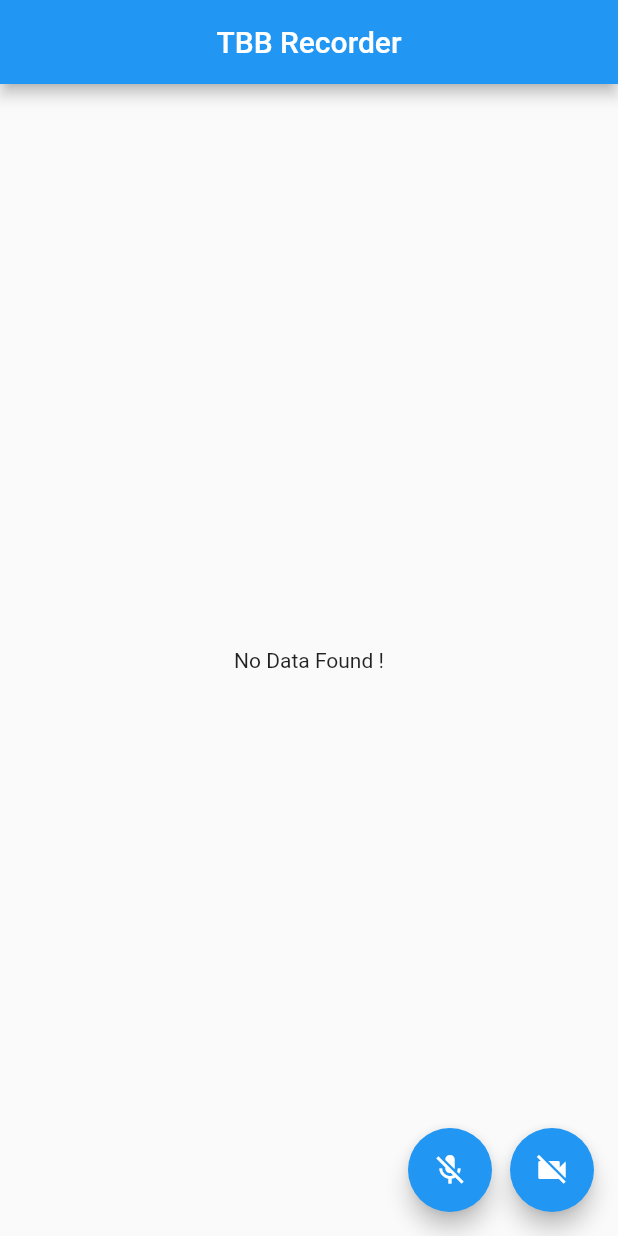
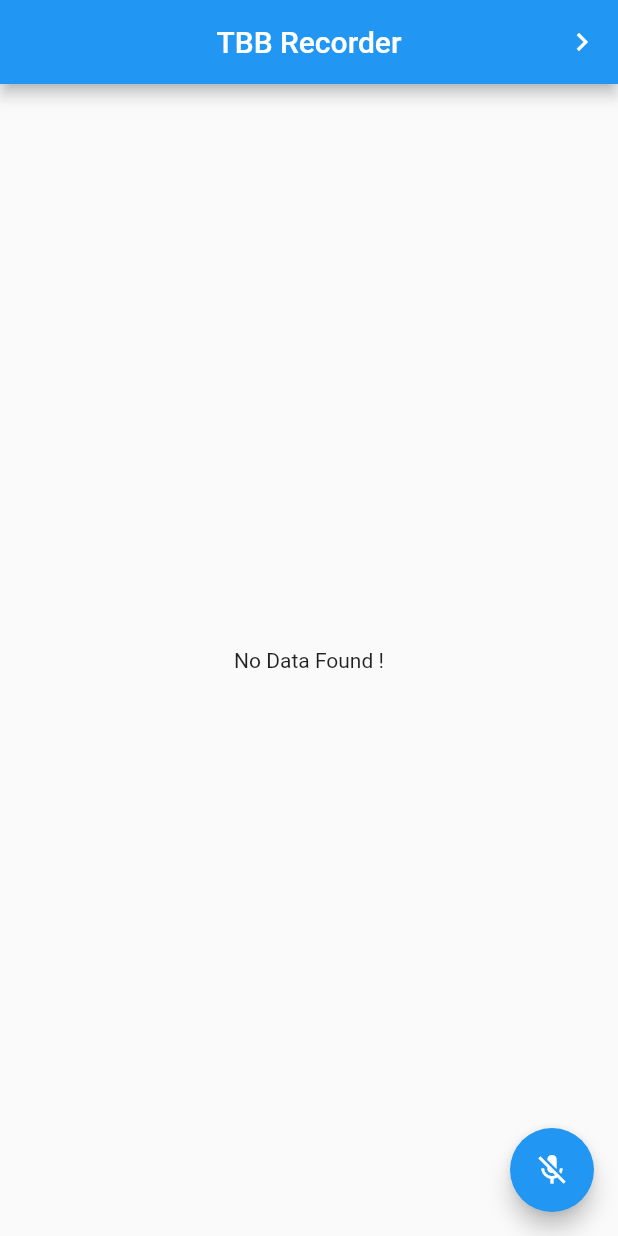
Before and after one commit to aniketsongara/audio_recorder_tbb, a Flutter app: the screen it shows after launch, after a tap on the "mic off" icon, on a phone screen of 412 x 824 dp. Run offline on Flutter 3.47's test engine with Material 2 defaults, Android fonts, the phone set to English and light mode, and no system bars; our stand-ins replace audioplayers, camera, file, permission_handler; missing offline and left inert: audio_recorder.

```diff
--- a/lib/main.dart
+++ b/lib/main.dart
@@ -11,14 +11,9 @@ import 'package:audioplayers/audioplayers.dart';
 import 'player_widget.dart';
 import 'package:camera/camera.dart';
 import 'video_recorder.dart';
+
 List<CameraDescription> cameras = [];
-void main() async {
-  try {
-    WidgetsFlutterBinding.ensureInitialized();
-    cameras = await availableCameras();
-  } on CameraException catch (e) {
-    logError(e.code, e.description);
-  }
+void main() {
   runApp(new MyApp());}
 
 class MyApp extends StatefulWidget {
@@ -37,6 +32,7 @@ class _MyAppState extends State<MyApp> {
     );
   }
 }
+
 
 class AppBody extends StatefulWidget {
   final LocalFileSystem localFileSystem;
@@ -183,6 +179,20 @@ class AppBodyState extends State<AppBody> {
       appBar: AppBar(
         title: Text('TBB Recorder'),
         centerTitle: true,
+        actions: <Widget>[
+          IconButton(icon: Icon(Icons.keyboard_arrow_right), onPressed: ()async{
+            try {
+              WidgetsFlutterBinding.ensureInitialized();
+              cameras = await availableCameras();
+            } on CameraException catch (e) {
+              logError(e.code, e.description);
+            }
+            Navigator.push(
+              context,
+              MaterialPageRoute(builder: (context) => VideoHome()),
+            );
+          })
+        ],
       ),
       body: _isRecording
           ? Column(
@@ -206,7 +216,8 @@ class AppBodyState extends State<AppBody> {
               : Center(
                   child: Text('No Data Found !'),
                 ),
-      floatingActionButton: Row(
+      floatingActionButton:
+     /* Row(
         mainAxisAlignment: MainAxisAlignment.end,
         children: <Widget>[
           FloatingActionButton(
@@ -220,7 +231,12 @@ class AppBodyState extends State<AppBody> {
             backgroundColor:
             _isRecording ? Colors.green : Theme.of(context).primaryColor,
             onPressed: () async{
-
+              try {
+                WidgetsFlutterBinding.ensureInitialized();
+                cameras = await availableCameras();
+              } on CameraException catch (e) {
+                logError(e.code, e.description);
+              }
               Navigator.push(
                 context,
                 MaterialPageRoute(builder: (context) => VideoRecorder()),
@@ -229,6 +245,12 @@ class AppBodyState extends State<AppBody> {
             child: Icon(_isRecording ? Icons.videocam : Icons.videocam_off),
           )
         ],
+      )*/
+     FloatingActionButton(
+        backgroundColor:
+        _isRecording ? Colors.green : Theme.of(context).primaryColor,
+        onPressed: _isRecording ? _stop : _start,
+        child: Icon(_isRecording ? Icons.mic : Icons.mic_off),
       ),
     );
   }
```
